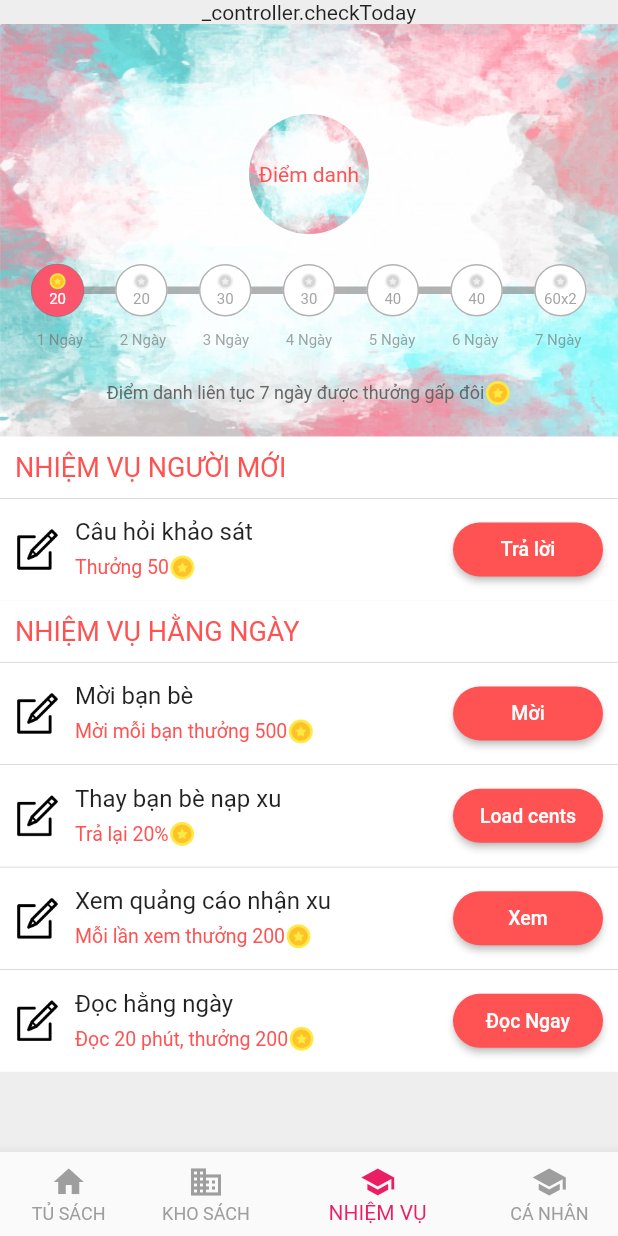
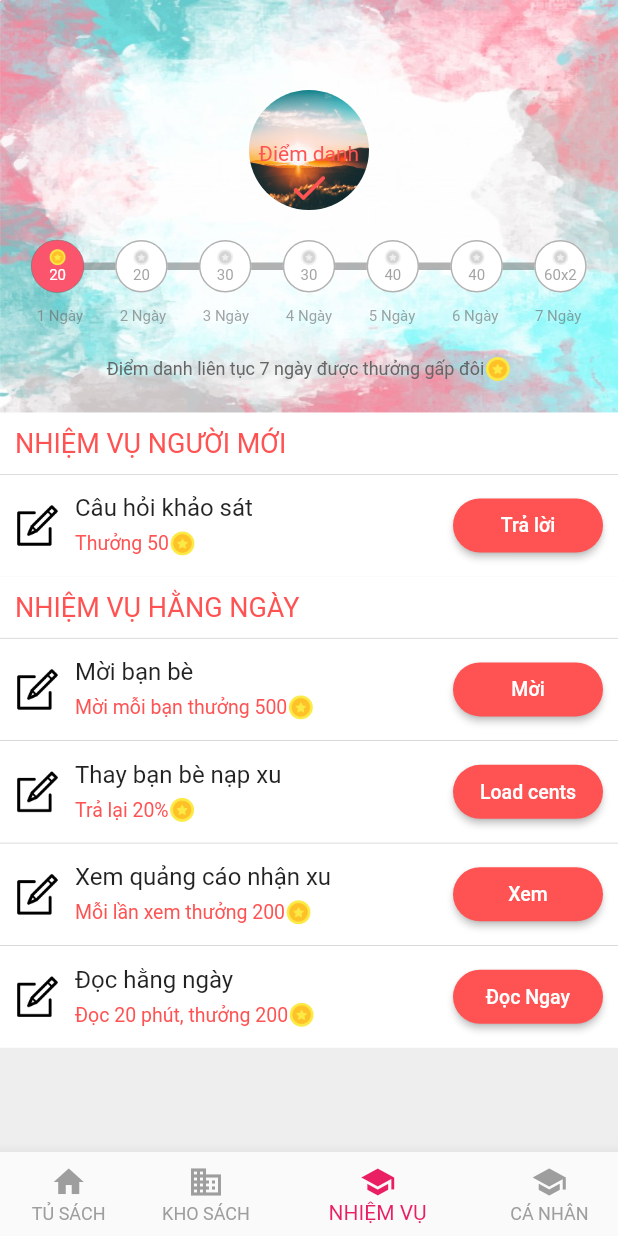
Before and after one commit to vandoannguyen/novel_source, a Flutter app: the screen it shows after launch, item 3 of the bottom bar chosen, after a tap on "Điểm danh", on a phone screen of 412 x 824 dp. Run offline on Flutter 3.47's test engine with Material 2 defaults, Android fonts, the phone set to English and light mode, and no system bars; our stand-ins replace dio, fluttertoast, get, shared_preferences; network calls fail.

Commit message:
update 17/2/21

```diff
--- a/lib/screen/task/task_screen.dart
+++ b/lib/screen/task/task_screen.dart
@@ -9,7 +9,7 @@ import '../../common/constant.dart';
 
 // ignore: must_be_immutable
 class TaskScreen extends BaseWidget<TaskController> {
-  TaskScreen({Key key, this.callBack});
+  TaskScreen({this.callBack});
   final Function callBack;
   static const String routeName = '/tasks';
   static const String name = 'NHIỆM VỤ';
@@ -37,7 +37,6 @@ class TaskScreen extends BaseWidget<TaskController> {
   // TaskController _controller = Get.find();
   @override
   initState({TaskController controller}) {
-    // TODO: implement initState
     print("initState");
     return super.initState(controller: controller);
   }
@@ -68,34 +67,62 @@ class TaskScreen extends BaseWidget<TaskController> {
       color: Colors.grey[200],
       child: Column(
         children: [
-          GetBuilder<TaskController>(
-              init: TaskController(), // INIT IT ONLY THE FIRST TIME
-              builder: (controller) => controller.checkToday
-                  ? Text("_controller.checkToday")
-                  : Text("_controller.")),
-
-          GestureDetector(
-            onTap: () {
-              controller.checkInToday();
-            },
-            child: Container(
+          Container(
             decoration: BoxDecoration(
               image: DecorationImage(
-                  image: AssetImage(Common.pathImg + "bg_btn.jpg"),
+                image: AssetImage(Common.pathImg + "bg_checkin.jpg"),
                 fit: BoxFit.fill,
               ),
               shape: BoxShape.rectangle,
             ),
             child: Column(
               children: [
-                  Container(
+                GestureDetector(
+                  onTap: () {
+                    controller.checkInToday();
+                  },
+                  child: GetBuilder<TaskController>(
+                    init: TaskController(), // INIT IT ONLY THE FIRST TIME
+                    builder: (controller) => controller.checkToday
+                        ? Container(
                             height: 80.0,
                             width: 80.0,
                             margin: EdgeInsets.only(top: 60.0, bottom: 20.0),
                             alignment: Alignment.center,
                             decoration: BoxDecoration(
                               image: DecorationImage(
-                        image: AssetImage(Common.pathImg + "bg_btn.jpg"),
+                                image: AssetImage(
+                                    Common.pathImg + "bg_btn_checkined.jpg"),
+                                fit: BoxFit.fill,
+                              ),
+                              shape: BoxShape.circle,
+                            ),
+                            child: Column(
+                              mainAxisAlignment: MainAxisAlignment.end,
+                              children: [
+                                Text(
+                                  "Điểm danh",
+                                  style: TextStyle(
+                                    color: Color(Constant.colorTxtPrimary),
+                                  ),
+                                  textAlign: TextAlign.center,
+                                ),
+                                Icon(
+                                  Icons.check_rounded,
+                                  color: Color(Constant.colorTxtPrimary),
+                                  size: 30.0,
+                                )
+                              ],
+                            ))
+                        : Container(
+                            height: 80.0,
+                            width: 80.0,
+                            margin: EdgeInsets.only(top: 60.0, bottom: 20.0),
+                            alignment: Alignment.center,
+                            decoration: BoxDecoration(
+                              image: DecorationImage(
+                                image: AssetImage(
+                                    Common.pathImg + "bg_btn_checkin.jpg"),
                                 fit: BoxFit.fill,
                               ),
                               shape: BoxShape.circle,
@@ -108,7 +135,9 @@ class TaskScreen extends BaseWidget<TaskController> {
                               textAlign: TextAlign.center,
                             ),
                           ),
-                  //
+                  ),
+                ),
+                // list days
                 Stack(
                   alignment: Alignment.center,
                   children: [
@@ -144,8 +173,7 @@ class TaskScreen extends BaseWidget<TaskController> {
                                     Image.asset(
                                       item["status"]
                                           ? Common.pathImg + "ic_coin.png"
-                                            : Common.pathImg +
-                                                "ic_coin_grey.png",
+                                          : Common.pathImg + "ic_coin_grey.png",
                                       width: 12.0,
                                       fit: BoxFit.contain,
                                     ),
@@ -207,7 +235,7 @@ class TaskScreen extends BaseWidget<TaskController> {
               ],
             ),
           ),
-          ),
+
           Container(
             color: Colors.white,
             width: size.width,
```
Also changed, not shown: assets/images/bg_btn_checkin.jpg (renamed from assets/images/bg_btn.jpg), assets/images/bg_btn_checkined.jpg (added), assets/images/bg_checkin.jpg (added), 1 other file. Lines whose indentation alone changed are shown as unchanged.
